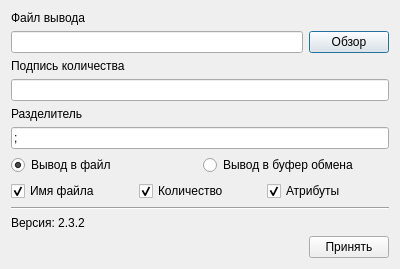
This is dialogs/configwindow.ui in iugosfdsfds/ReportParserV2 as Qt 5 draws it before an edit. The edited form follows.
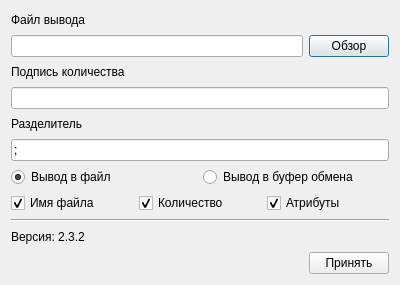
This is the edited form.

What changed in the file:
```diff
--- a/dialogs/configwindow.ui
+++ b/dialogs/configwindow.ui
@@ -7,7 +7,7 @@
     <x>0</x>
     <y>0</y>
     <width>400</width>
-    <height>261</height>
+    <height>285</height>
    </rect>
   </property>
   <property name="windowTitle">
```
Left out of the diff: 2 changed lines with no effect on the pictures.
